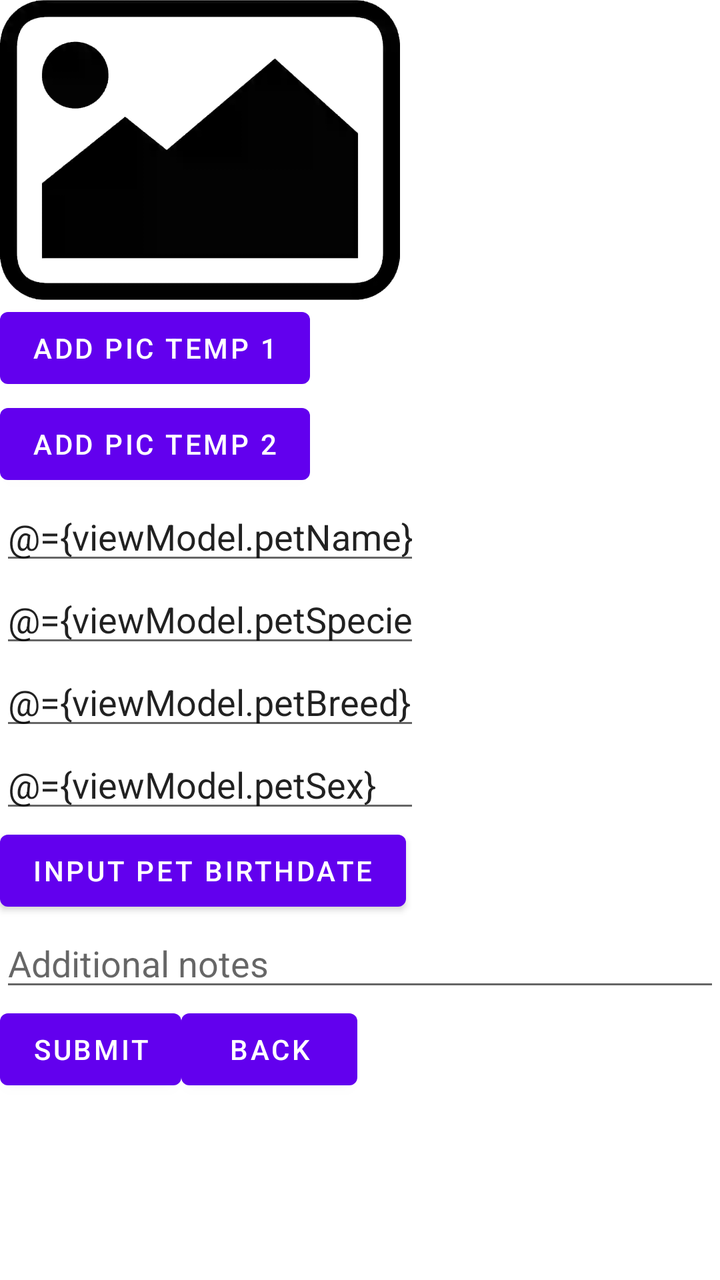
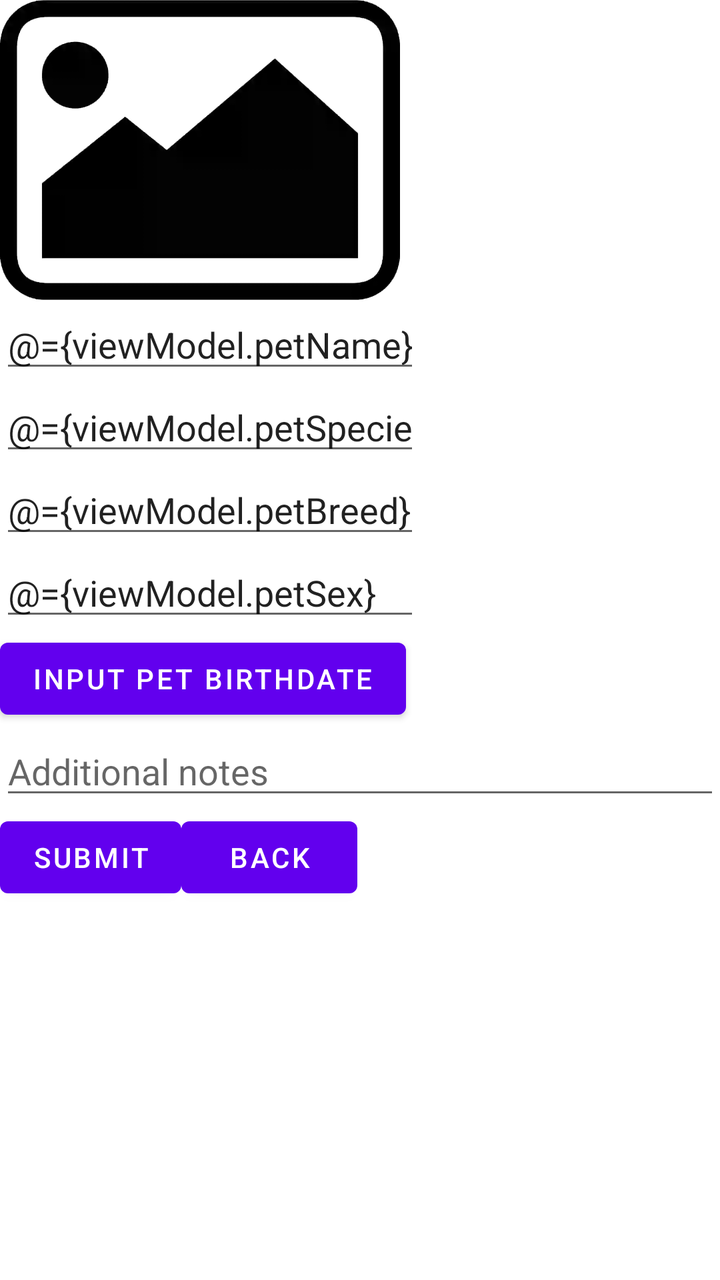

An Android layout rendered at two revisions. The XML below is the earlier revision; the diff shows what the commit changed to produce the second picture.
<!-- AndroidManifest.xml: application theme Theme.GuineaPigLog -->
<!-- res/layout/fragment_new_pet.xml -->
<?xml version="1.0" encoding="utf-8"?>
<layout
    xmlns:android="http://schemas.android.com/apk/res/android"
    xmlns:app="http://schemas.android.com/apk/res-auto"
    xmlns:tools="http://schemas.android.com/tools"
    tools:context=".NewPetFragment">
    <data>
        <variable
            name="viewModel"
            type="com.hfad.guineapiglog.NewPetViewModel" />
    </data>

    <ScrollView
        android:layout_width="match_parent"
        android:layout_height="match_parent"
        android:fillViewport="true">
        <LinearLayout
            android:layout_width="match_parent"
            android:layout_height="match_parent"
            android:orientation="vertical">

            <ImageView
                android:id="@+id/petPhoto"
                android:layout_width="wrap_content"
                android:layout_height="wrap_content"
                android:adjustViewBounds="true"
                android:maxWidth="200dp"
                android:scaleType="fitCenter"
                app:srcCompat="@drawable/placeholder" />

            <Button
                android:id="@+id/addPicButton"
                android:layout_width="wrap_content"
                android:layout_height="wrap_content"
                android:text="ADD PIC TEMP 1"/>

            <Button
                android:id="@+id/addPicButton2"
                android:layout_width="wrap_content"
                android:layout_height="wrap_content"
                android:text="ADD PIC TEMP 2"/>

            <EditText
                android:id="@+id/petName"
                android:layout_width="wrap_content"
                android:layout_height="wrap_content"
                android:ems="10"
                android:inputType="text"
                android:text="@={viewModel.petName}"
                android:hint="@string/pet_name_field"/>

            <EditText
                android:id="@+id/petSpecies"
                android:layout_width="wrap_content"
                android:layout_height="wrap_content"
                android:ems="10"
                android:inputType="text"
                android:text="@={viewModel.petSpecies}"
                android:hint="@string/pet_species_field"/>

            <EditText
                android:id="@+id/petBreed"
                android:layout_width="wrap_content"
                android:layout_height="wrap_content"
                android:ems="10"
                android:inputType="text"
                android:text="@={viewModel.petBreed}"
                android:hint="@string/pet_breed_field"/>

            <EditText
                android:id="@+id/petSex"
                android:layout_width="wrap_content"
                android:layout_height="wrap_content"
                android:ems="10"
                android:inputType="text"
                android:text="@={viewModel.petSex}"
                android:hint="@string/pet_sex_field"/>


            <Button
                android:id="@+id/inputDOBButton"
                android:layout_width="wrap_content"
                android:layout_height="wrap_content"
                android:text="@string/input_pet_dob" />

            <EditText
                android:id="@+id/additionalNotes"
                android:layout_width="match_parent"
                android:layout_height="wrap_content"
                android:ems="10"
                android:inputType="text"
                android:hint="@string/pet_additional_notes"/>

            <LinearLayout
                android:layout_width="match_parent"
                android:layout_height="wrap_content"
                android:orientation="horizontal">

                <Button
                    android:id="@+id/submit"
                    android:layout_width="wrap_content"
                    android:layout_height="wrap_content"
                    android:text="@string/submit"
                    android:onClick="@{() -> viewModel.addPet()}"/>

                <Button
                    android:id="@+id/back"
                    android:layout_width="wrap_content"
                    android:layout_height="wrap_content"
                    android:text="@string/back" />
            </LinearLayout>
        </LinearLayout>
    </ScrollView>
</layout>
<!-- resources referenced by this layout -->
<resources>
  <!-- drawable placeholder: webp bitmap (drawable, 5256 bytes) -->
  <string name="back">Back</string>
  <string name="input_pet_dob">Input pet birthdate</string>
  <string name="pet_additional_notes">Additional notes</string>
  <string name="pet_breed_field">Write pet breed here</string>
  <string name="pet_name_field">Write pet name here</string>
  <string name="pet_sex_field">Put pet sex here</string>
  <string name="pet_species_field">Write pet species here</string>
  <string name="submit">Submit</string>
  <style name="Theme.GuineaPigLog" parent="Theme.MaterialComponents.DayNight.DarkActionBar">
          
          <item name="colorPrimary">@color/purple_500</item>
          <item name="colorPrimaryVariant">@color/purple_700</item>
          <item name="colorOnPrimary">@color/white</item>
          
          <item name="colorSecondary">@color/teal_200</item>
          <item name="colorSecondaryVariant">@color/teal_700</item>
          <item name="colorOnSecondary">@color/black</item>
          
          <item name="android:statusBarColor" tools:targetApi="l">?attr/colorPrimaryVariant</item>
          
      </style>
  <color name="purple_500">#FF6200EE</color>
  <color name="purple_700">#FF3700B3</color>
  <color name="white">#FFFFFFFF</color>
  <color name="teal_200">#FF03DAC5</color>
  <color name="teal_700">#FF018786</color>
  <color name="black">#FF000000</color>
</resources>

<!-- the commit's change to res/layout/fragment_new_pet.xml (unified diff, before → after) -->
@@ -27,18 +27,6 @@
                 android:maxWidth="200dp"
                 android:scaleType="fitCenter"
                 app:srcCompat="@drawable/placeholder" />
-
-            <Button
-                android:id="@+id/addPicButton"
-                android:layout_width="wrap_content"
-                android:layout_height="wrap_content"
-                android:text="ADD PIC TEMP 1"/>
-
-            <Button
-                android:id="@+id/addPicButton2"
-                android:layout_width="wrap_content"
-                android:layout_height="wrap_content"
-                android:text="ADD PIC TEMP 2"/>
 
             <EditText
                 android:id="@+id/petName"
